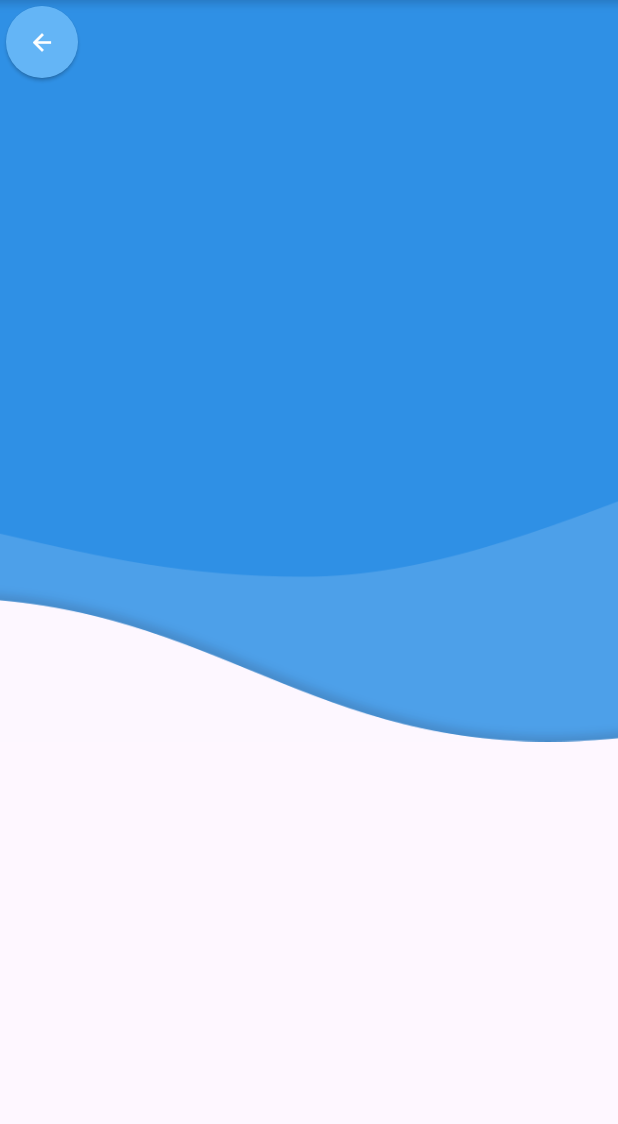
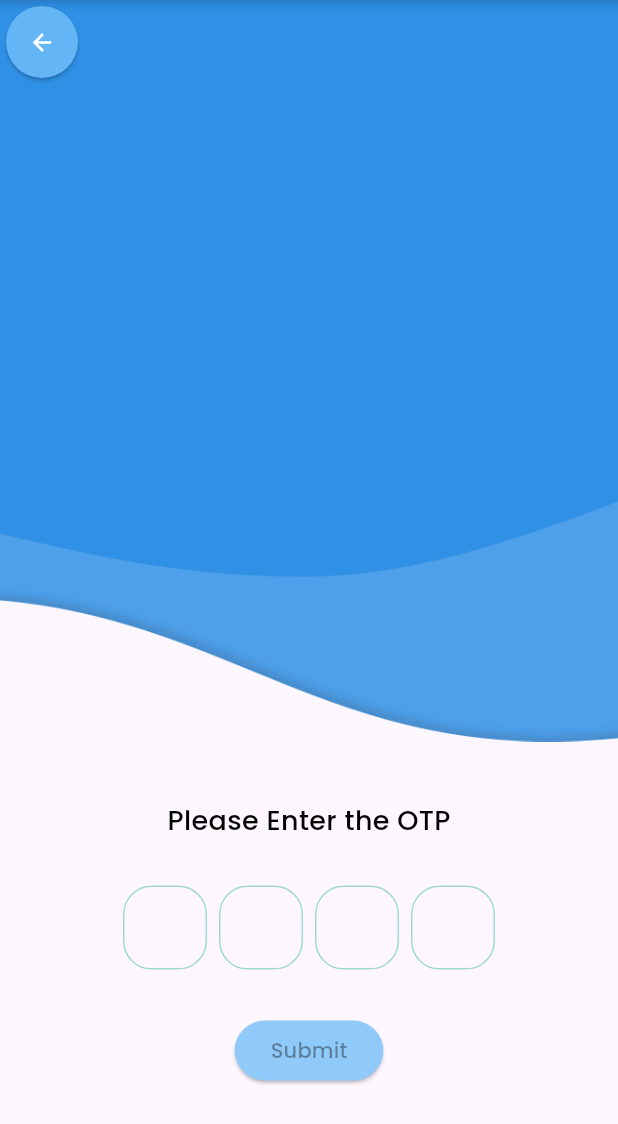
Before and after one commit to bhatganeshdarshan/Flutter-Logistic-app-project, a Flutter app: the OtpVerify screen opened directly, on a phone screen of 412 x 824 dp. Shown: the top 1124 px of the screen. Run offline on Flutter 3.47's test engine with Material 3 defaults, Android fonts, the light colour scheme and no system bars; drawn by our look-alikes of pinput; our stand-ins replace country_code_picker, google_fonts.

Commit message:
otp page ui updated

```diff
--- a/lib/custom_widgets/login_screen_details_form.dart
+++ b/lib/custom_widgets/login_screen_details_form.dart
@@ -72,17 +72,7 @@ Widget loginFormDetails(BuildContext context) {
                     ],
                     decoration: const InputDecoration(
                       border: InputBorder.none,
-                      // border: OutlineInputBorder(
-                      //   borderRadius: BorderRadius.all(Radius.circular(10)),
-                      // ),
-                      // border: InputBorder.none,
                       hintText: 'Enter your phone number',
-                      // prefixIcon: CountryCodePicker(
-                      //   initialSelection: 'IN',
-                      //   showCountryOnly: false,
-                      //   showOnlyCountryWhenClosed: false,
-                      //   alignLeft: false,
-                      // ),
                     ),
                   ),
                 ),
@@ -94,13 +84,12 @@ Widget loginFormDetails(BuildContext context) {
                     MaterialPageRoute(builder: (context) => const OtpVerify()),
                   );
                 },
-                child: const Icon(Icons.arrow_forward_rounded),
                 style: ElevatedButton.styleFrom(
-                    //shadowColor: const Color.fromARGB(30, 0, 0, 0),
                     foregroundColor: Colors.white,
                     backgroundColor: Colors.blue[300],
                     shape: const CircleBorder(),
                     padding: const EdgeInsets.all(10)),
+                child: const Icon(Icons.arrow_forward_rounded),
               ),
             ]),
           ),
--- /dev/null
+++ b/lib/custom_widgets/otp_details.dart
@@ -0,0 +1,117 @@
+import 'package:flutter/material.dart';
+import 'package:google_fonts/google_fonts.dart';
+import 'package:pinput/pinput.dart';
+
+Widget otpDetails(BuildContext context) {
+  final pinController = TextEditingController();
+  final focusNode = FocusNode();
+  final formKey = GlobalKey<FormState>();
+  const focusedBorderColor = Color.fromRGBO(23, 171, 144, 1);
+  const fillColor = Color.fromRGBO(243, 246, 249, 0);
+  const borderColor = Color.fromRGBO(23, 171, 144, 0.4);
+
+  final defaultPinTheme = PinTheme(
+    width: 56,
+    height: 56,
+    textStyle: const TextStyle(
+      fontSize: 22,
+      color: Color.fromRGBO(30, 60, 87, 1),
+    ),
+    decoration: BoxDecoration(
+      borderRadius: BorderRadius.circular(19),
+      border: Border.all(color: borderColor),
+    ),
+  );
+  return Container(
+    // padding: const EdgeInsets.symmetric(horizontal: 25),
+    child: SingleChildScrollView(
+      child: Column(
+        children: [
+          Text(
+            "Please Enter the OTP",
+            style: GoogleFonts.poppins(
+                color: Colors.black, fontSize: 18, fontWeight: FontWeight.w500),
+          ),
+          const SizedBox(
+            height: 30,
+          ),
+          Form(
+            // key: formKey,  <- need to be added
+            child: Column(
+              mainAxisAlignment: MainAxisAlignment.center,
+              children: [
+                Directionality(
+                  textDirection: TextDirection.ltr,
+                  child: Pinput(
+                    controller: pinController,
+                    focusNode: focusNode,
+                    androidSmsAutofillMethod:
+                        AndroidSmsAutofillMethod.smsUserConsentApi,
+                    listenForMultipleSmsOnAndroid: true,
+                    defaultPinTheme: defaultPinTheme,
+                    separatorBuilder: (index) => const SizedBox(width: 8),
+                    validator: (value) {
+                      return value == '2222' ? null : 'Incorrect OTP';
+                    },
+                    hapticFeedbackType: HapticFeedbackType.lightImpact,
+                    onCompleted: (pin) {
+                      debugPrint('onCompleted: $pin');
+                    },
+                    onChanged: (value) {
+                      debugPrint('onChanged: $value');
+                    },
+                    cursor: Column(
+                      mainAxisAlignment: MainAxisAlignment.end,
+                      children: [
+                        Container(
+                          margin: const EdgeInsets.only(bottom: 9),
+                          width: 22,
+                          height: 1,
+                          color: focusedBorderColor,
+                        ),
+                      ],
+                    ),
+                    focusedPinTheme: defaultPinTheme.copyWith(
+                      decoration: defaultPinTheme.decoration!.copyWith(
+                        borderRadius: BorderRadius.circular(8),
+                        border: Border.all(color: focusedBorderColor),
+                      ),
+                    ),
+                    submittedPinTheme: defaultPinTheme.copyWith(
+                      decoration: defaultPinTheme.decoration!.copyWith(
+                        color: fillColor,
+                        borderRadius: BorderRadius.circular(19),
+                        border: Border.all(color: focusedBorderColor),
+                      ),
+                    ),
+                    errorPinTheme: defaultPinTheme.copyBorderWith(
+                      border: Border.all(color: Colors.redAccent),
+                    ),
+                  ),
+                ),
+                const SizedBox(
+                  height: 30,
+                ),
+                ElevatedButton(
+                  style: ElevatedButton.styleFrom(
+                    backgroundColor: Colors.blue[200],
+                  ),
+                  onPressed: () {
+                    focusNode.unfocus();
+                    formKey.currentState!.validate();
+                  },
+                  child: Text(
+                    'Submit',
+                    style: GoogleFonts.poppins(
+                      color: Colors.black38,
+                    ),
+                  ),
+                ),
+              ],
+            ),
+          )
+        ],
+      ),
+    ),
+  );
+}
--- a/lib/user_auth/otp_verify.dart
+++ b/lib/user_auth/otp_verify.dart
@@ -1,5 +1,6 @@
 import 'package:flutter/material.dart';
 import 'package:logisticapp/custom_widgets/login_screen_background_elipse.dart';
+import 'package:logisticapp/custom_widgets/otp_details.dart';
 
 class OtpVerify extends StatefulWidget {
   const OtpVerify({super.key});
@@ -18,8 +19,13 @@ class _OtpVerifyState extends State<OtpVerify> {
         children: [
           SingleChildScrollView(
             child: Column(
+              crossAxisAlignment: CrossAxisAlignment.center,
               children: [
                 loginBackgroundShape(height, width),
+                const SizedBox(
+                  height: 40,
+                ),
+                otpDetails(context),
               ],
             ),
           ),
--- a/pubspec.yaml
+++ b/pubspec.yaml
@@ -35,6 +35,7 @@ dependencies:
   flutter_svg: ^2.0.9
   get: ^4.6.6
   google_fonts: ^6.1.0
+  pinput: ^3.0.1
 
 dev_dependencies:
   flutter_lints: ^3.0.1
```
Also changed, not shown: pubspec.lock, 5 other files.
